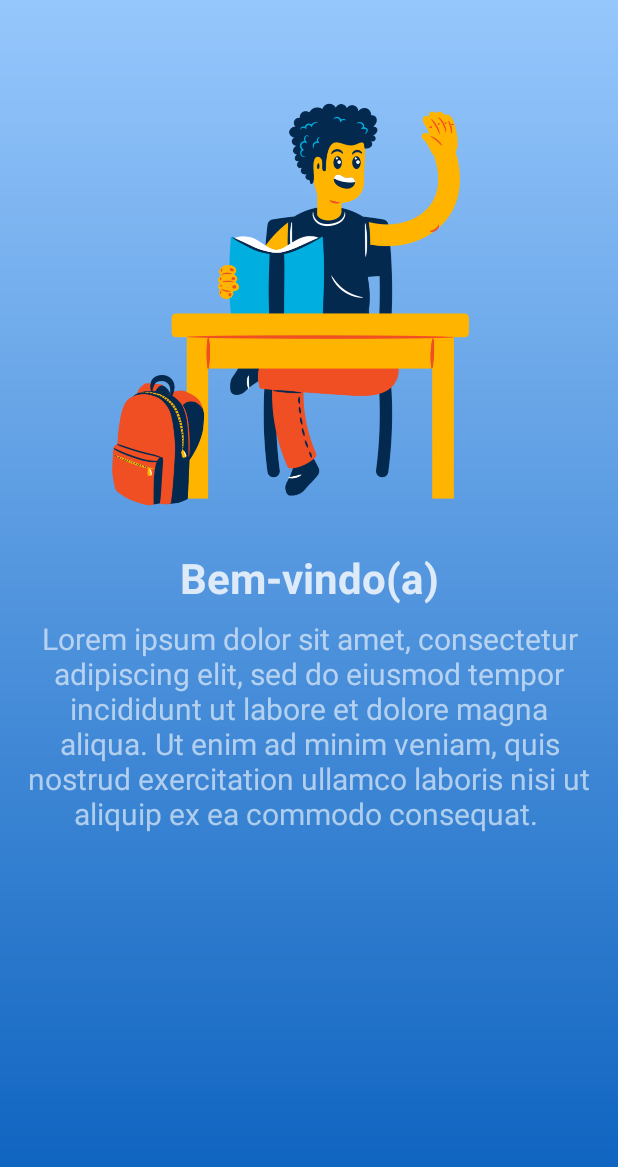
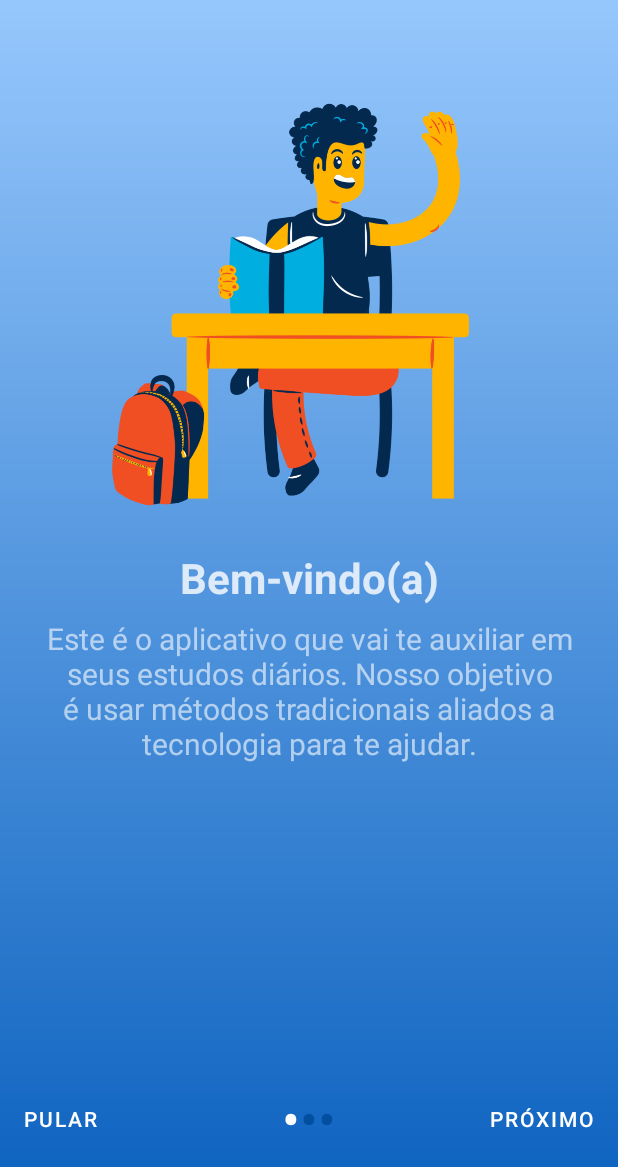
Before and after one commit to emanuelgalvao/Studies, an Android app: the screen it shows after launch (ViewPagerActivity), on a phone screen of 412 x 824 dp. Shown: the top 1167 px of the screen. Run offline under Robolectric (Android 15) with nearby library versions, the phone set to English and light mode, and no system bars; our stand-ins replace Firebase (no records; nobody signed in at launch, a user with empty details on screens opened directly).

Commit message:
Conclusion of viewpager feature

```diff
--- a/app/src/main/java/com/emanuelgalvao/studies/ui/activity/ViewPagerActivity.kt
+++ b/app/src/main/java/com/emanuelgalvao/studies/ui/activity/ViewPagerActivity.kt
@@ -1,13 +1,19 @@
 package com.emanuelgalvao.studies.ui.activity
 
+import android.content.Intent
 import androidx.appcompat.app.AppCompatActivity
 import android.os.Bundle
+import android.view.View
+import android.widget.TextView
+import androidx.core.content.ContextCompat
+import androidx.core.view.size
+import androidx.viewpager.widget.ViewPager
 import com.emanuelgalvao.studies.R
 import com.emanuelgalvao.studies.databinding.ActivityViewPagerBinding
 import com.emanuelgalvao.studies.model.Tip
 import com.emanuelgalvao.studies.ui.adapter.OnboardingAdapter
 
-class ViewPagerActivity : AppCompatActivity() {
+class ViewPagerActivity : AppCompatActivity(), View.OnClickListener {
 
     private lateinit var binding: ActivityViewPagerBinding
 
@@ -18,12 +24,57 @@ class ViewPagerActivity : AppCompatActivity() {
         setContentView(binding.root)
 
         val tips = arrayOf(
-            Tip("Bem-vindo(a)", "Lorem ipsum dolor sit amet, consectetur adipiscing elit, sed do eiusmod tempor incididunt ut labore et dolore magna aliqua. Ut enim ad minim veniam, quis nostrud exercitation ullamco laboris nisi ut aliquip ex ea commodo consequat. ", R.drawable.tip_home),
-            Tip("Flashcards", "Lorem ipsum dolor sit amet, consectetur adipiscing elit, sed do eiusmod tempor incididunt ut labore et dolore magna aliqua. Ut enim ad minim veniam, quis nostrud exercitation ullamco laboris nisi ut aliquip ex ea commodo consequat. ", R.drawable.tip_cards),
-            Tip("Timer de Estudo", "Lorem ipsum dolor sit amet, consectetur adipiscing elit, sed do eiusmod tempor incididunt ut labore et dolore magna aliqua. Ut enim ad minim veniam, quis nostrud exercitation ullamco laboris nisi ut aliquip ex ea commodo consequat. ", R.drawable.tip_time)
+            Tip("Bem-vindo(a)", "Este é o aplicativo que vai te auxiliar em seus estudos diários. Nosso objetivo é usar métodos tradicionais aliados a tecnologia para te ajudar.", R.drawable.tip_home),
+            Tip("Flashcards", "Podem ser usados de forma a se reter informações. Eles são perfeitos para aprender vocabulário, fórmulas e leis. Também são excelentes para avaliar os seus conhecimentos sobre um tema.", R.drawable.tip_cards),
+            Tip("Timer de Estudo", "Pode ser usado para definir um tempo que você deve ficar focado estudando algum conteúdo. Isso é muito importande tendo em vista que hoje em dia temos muitas distrações ao nosso redor.", R.drawable.tip_time)
         )
 
-       binding.viewPager.adapter = OnboardingAdapter(tips)
+        createDots(tips.size, 0)
+        binding.viewPager.adapter = OnboardingAdapter(tips)
 
+        binding.viewPager.addOnPageChangeListener(object: ViewPager.OnPageChangeListener {
+            override fun onPageScrolled(position: Int, positionOffset: Float, positionOffsetPixels: Int) {}
+            override fun onPageScrollStateChanged(state: Int) {}
+
+            override fun onPageSelected(position: Int) {
+                createDots(tips.size, position)
+            }
+        })
+
+        listeners()
+    }
+
+    private fun createDots(number: Int, position: Int) {
+        binding.dots.removeAllViews()
+        Array(number) {
+            val textView = TextView(baseContext).apply {
+                text = getText(R.string.dotted)
+                textSize = 35f
+                if (position == it) setTextColor(ContextCompat.getColor(baseContext, R.color.white)) else setTextColor(ContextCompat.getColor(baseContext, R.color.dots_color))
+            }
+            binding.dots.addView(textView)
+        }
+    }
+
+    private fun listeners() {
+        binding.buttonSkip.setOnClickListener(this)
+        binding.buttonNext.setOnClickListener(this)
+    }
+
+    override fun onClick(v: View?) {
+        when (v?.id) {
+            R.id.button_skip -> {
+                startActivity(Intent(this@ViewPagerActivity, LoginActivity::class.java))
+                finish()
+            }
+            R.id.button_next -> {
+                if (binding.viewPager.currentItem == binding.viewPager.size) {
+                    startActivity(Intent(this@ViewPagerActivity, LoginActivity::class.java))
+                    finish()
+                } else {
+                    binding.viewPager.currentItem = binding.viewPager.currentItem + 1
+                }
+            }
+        }
     }
 }
--- a/app/src/main/res/layout/activity_view_pager.xml
+++ b/app/src/main/res/layout/activity_view_pager.xml
@@ -1,6 +1,6 @@
 <?xml version="1.0" encoding="utf-8"?>
-<LinearLayout xmlns:android="http://schemas.android.com/apk/res/android"
-    xmlns:app="http://schemas.android.com/apk/res-auto"
+<RelativeLayout
+    xmlns:android="http://schemas.android.com/apk/res/android"
     xmlns:tools="http://schemas.android.com/tools"
     android:layout_width="match_parent"
     android:layout_height="match_parent"
@@ -11,4 +11,39 @@
         android:layout_width="match_parent"
         android:layout_height="match_parent" />
 
-</LinearLayout>
+    <LinearLayout
+        android:layout_width="match_parent"
+        android:layout_height="wrap_content"
+        android:layout_alignParentBottom="true"
+        android:layout_marginBottom="50dp"
+        android:orientation="horizontal">
+
+        <Button
+            android:id="@+id/button_skip"
+            android:layout_width="0dp"
+            android:layout_height="match_parent"
+            android:layout_weight="1"
+            android:gravity="start|center"
+            android:text="@string/skip"
+            android:background="@color/transparent"/>
+
+        <LinearLayout
+            android:id="@+id/dots"
+            android:layout_width="0dp"
+            android:layout_height="56dp"
+            android:layout_weight="1"
+            android:gravity="center"
+            android:orientation="horizontal" />
+
+        <Button
+            android:id="@+id/button_next"
+            android:layout_width="0dp"
+            android:layout_height="match_parent"
+            android:layout_weight="1"
+            android:gravity="end|center"
+            android:text="@string/next"
+            android:background="@color/transparent"/>
+
+    </LinearLayout>
+
+</RelativeLayout>
--- a/app/src/main/res/layout/adapter_tip.xml
+++ b/app/src/main/res/layout/adapter_tip.xml
@@ -26,7 +26,7 @@
         android:layout_marginTop="16dp"
         android:paddingHorizontal="16dp"
         android:alpha="0.8"
-        android:text="Teste"
+        android:text="@string/placeholder"
         android:textAlignment="center"
         android:textStyle="bold"
         android:textSize="28sp"
@@ -40,9 +40,9 @@
         app:layout_constraintRight_toRightOf="parent"
         app:layout_constraintTop_toBottomOf="@id/text_tip_title"
         android:layout_marginTop="8dp"
-        android:paddingHorizontal="16dp"
+        android:paddingHorizontal="24dp"
         android:alpha="0.6"
-        android:text="Teste"
+        android:text="@string/placeholder"
         android:textAlignment="center"
         android:textSize="20sp"
         android:textColor="@color/white"/>
--- a/app/src/main/res/values/colors.xml
+++ b/app/src/main/res/values/colors.xml
@@ -7,6 +7,7 @@
     <color name="teal_700">#FF018786</color>
     <color name="black">#FF000000</color>
     <color name="white">#FFFFFFFF</color>
+    <color name="transparent">#00FFFFFF</color>
 
     <!-- App colors -->
     <color name="color_primary">#007bff</color>
@@ -36,4 +37,7 @@
     <!-- Button -->
     <color name="button_transparent">#dd007bff</color>
 
+    <!-- ViewPager -->
+    <color name="dots_color">#024E9F</color>
+
 </resources>
--- a/app/src/main/res/values/strings.xml
+++ b/app/src/main/res/values/strings.xml
@@ -45,6 +45,10 @@
     <string name="loading_cards">Carregando Cartas...</string>
     <string name="loading_decks">Criando baralho...</string>
     <string name="text_hello">Olá, Emanuel!</string>
+    <string name="dotted">&#8226;</string>
+    <string name="skip">Pular</string>
+    <string name="next">Próximo</string>
+    <string name="placeholder">Teste</string>
 
     <!-- Not treated-->
 
```
